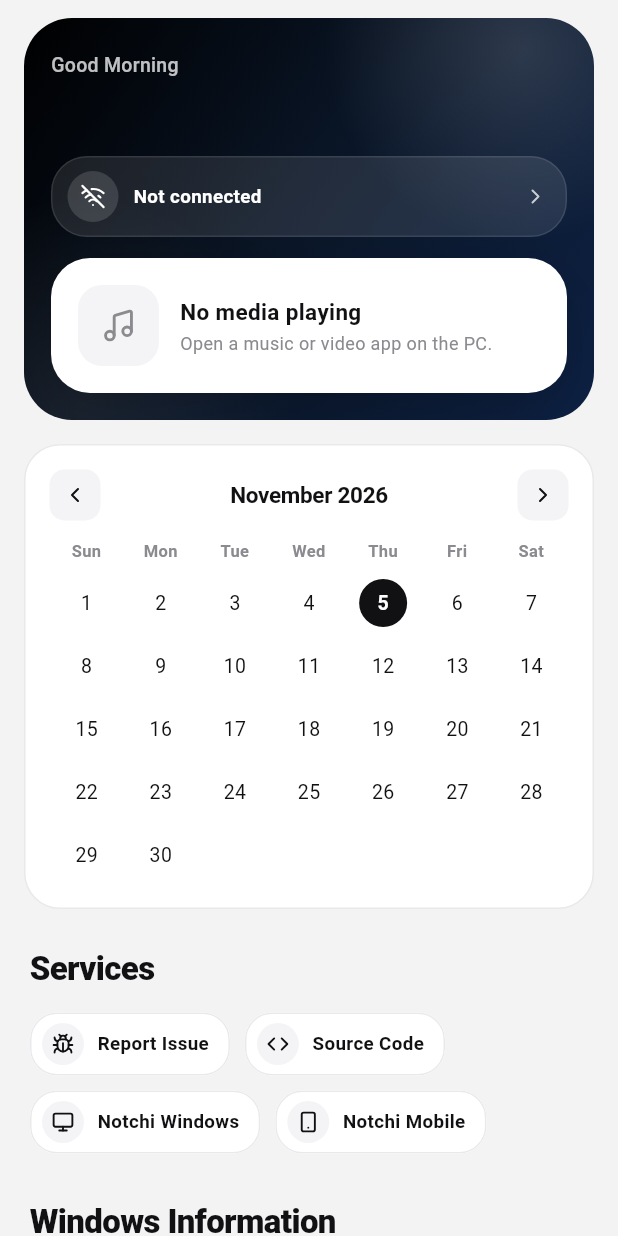
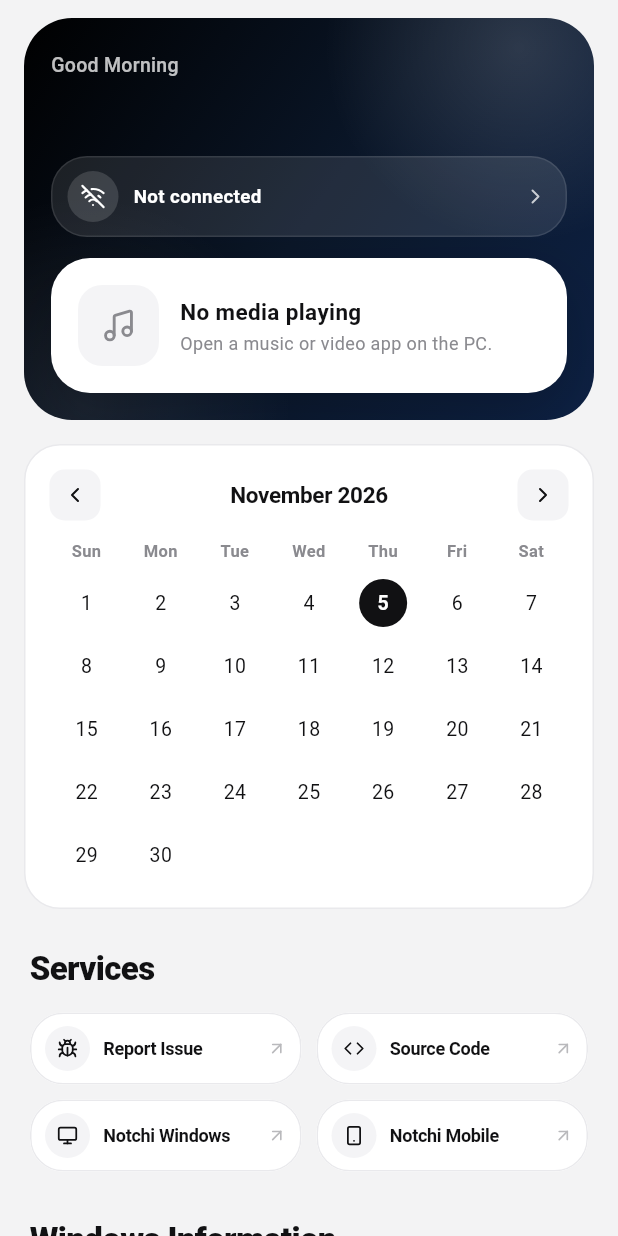
Before and after one commit to risuunava/notchi-mobile, a Flutter app: the _ConnectedHome widget shown alone on an empty page, opened directly with empty values, on a phone screen of 412 x 824 dp. Run offline on Flutter 3.47's test engine with Material 3 defaults, Android fonts, the phone set to English and light mode, and no system bars; our stand-ins replace device_info_plus, dio, file_picker, flutter_riverpod, flutter_secure_storage, font_awesome_flutter and 1 more; missing offline and left inert: mobile_scanner, receive_sharing_intent; accounts and stored records are empty; statements that could not run were skipped.

Commit message:
feat(home): use two-column services grid and note-aware status pill

```diff
--- a/lib/features/pairing/ui/home_screen.dart
+++ b/lib/features/pairing/ui/home_screen.dart
@@ -13,6 +13,7 @@ import '../../connection/state/connection_providers.dart';
 import '../../connection/state/connection_status.dart';
 import '../../media/state/media_controller.dart';
 import '../../media/ui/media_player_card.dart';
+import '../../shelf/model/shelf_item.dart';
 import '../../shelf/state/shelf_controller.dart';
 import '../../shell/state/shell_tab_controller.dart';
 import '../../status/ui/system_status_card.dart';
@@ -168,7 +169,7 @@ class _ConnectedHomeState extends ConsumerState<_ConnectedHome> {
   Widget build(BuildContext context) {
     final strings = AppStrings.of(context);
     final status = ref.watch(connectionControllerProvider);
-    final dropCount = ref.watch(shelfControllerProvider).history.length;
+    final history = ref.watch(shelfControllerProvider).history;
 
     return Column(
       crossAxisAlignment: CrossAxisAlignment.stretch,
@@ -180,10 +181,16 @@ class _ConnectedHomeState extends ConsumerState<_ConnectedHome> {
           child: _Header(
             session: widget.session,
             status: status,
-            dropCount: dropCount,
+            history: history,
             collapsed: _headerCollapsed,
-            onPillTap: () =>
-                ref.read(shellTabProvider.notifier).select(dropCount > 0 ? 1 : 3),
+            onPillTap: () {
+              if (history.isNotEmpty) {
+                final isNote = history.first.isText;
+                ref.read(shellTabProvider.notifier).select(isNote ? 2 : 1);
+              } else {
+                ref.read(shellTabProvider.notifier).select(3);
+              }
+            },
           ),
         ),
         Expanded(
@@ -204,17 +211,7 @@ class _ConnectedHomeState extends ConsumerState<_ConnectedHome> {
                     children: [
                       _SectionTitle(title: strings.servicesTitle),
                       const SizedBox(height: 14),
-                      Wrap(
-                        spacing: 10,
-                        runSpacing: 10,
-                        children: [
-                          for (final service in _services(strings))
-                            _ServiceChip(
-                              service: service,
-                              onTap: () => _openLink(context, service.url),
-                            ),
-                        ],
-                      ),
+                      _buildServicesGrid(context, strings),
                       const SizedBox(height: 30),
                       _SectionTitle(title: strings.windowsInfoTitle),
                       const SizedBox(height: 14),
@@ -237,6 +234,37 @@ class _ConnectedHomeState extends ConsumerState<_ConnectedHome> {
             ),
           ),
         ),
+      ],
+    );
+  }
+
+  Widget _buildServicesGrid(BuildContext context, AppStrings strings) {
+    final services = _services(strings);
+    return Column(
+      children: [
+        for (var i = 0; i < services.length; i += 2) ...[
+          if (i > 0) const SizedBox(height: 10),
+          Row(
+            children: [
+              Expanded(
+                child: _ServiceChip(
+                  service: services[i],
+                  onTap: () => _openLink(context, services[i].url),
+                ),
+              ),
+              const SizedBox(width: 10),
+              if (i + 1 < services.length)
+                Expanded(
+                  child: _ServiceChip(
+                    service: services[i + 1],
+                    onTap: () => _openLink(context, services[i + 1].url),
+                  ),
+                )
+              else
+                const Spacer(),
+            ],
+          ),
+        ],
       ],
     );
   }
@@ -293,14 +321,14 @@ class _Header extends ConsumerWidget {
   const _Header({
     required this.session,
     required this.status,
-    required this.dropCount,
+    required this.history,
     required this.collapsed,
     required this.onPillTap,
   });
 
   final SavedSession session;
   final ConnectionStatus status;
-  final int dropCount;
+  final List<ShelfHistoryEntry> history;
   final bool collapsed;
   final VoidCallback onPillTap;
 
@@ -438,7 +466,7 @@ class _Header extends ConsumerWidget {
                                     opacity: collapsed ? 0 : 1,
                                     duration: const Duration(milliseconds: 220),
                                     child: _StatusPill(
-                                      dropCount: dropCount,
+                                      history: history,
                                       status: status,
                                       strings: strings,
                                       onTap: onPillTap,
@@ -500,13 +528,13 @@ class _Glow extends StatelessWidget {
 
 class _StatusPill extends StatelessWidget {
   const _StatusPill({
-    required this.dropCount,
+    required this.history,
     required this.status,
     required this.strings,
     required this.onTap,
   });
 
-  final int dropCount;
+  final List<ShelfHistoryEntry> history;
   final ConnectionStatus status;
   final AppStrings strings;
   final VoidCallback onTap;
@@ -516,9 +544,17 @@ class _StatusPill extends StatelessWidget {
     final String label;
     final IconData pillIcon;
 
-    if (dropCount > 0) {
-      label = strings.dropShelfFiles(dropCount);
+    if (history.isNotEmpty) {
+      final latest = history.first;
+      if (latest.isText) {
+        final count = history.where((e) => e.isText).length;
+        label = strings.dropShelfNotes(count);
+        pillIcon = LucideIcons.stickyNote;
+      } else {
+        final count = history.where((e) => !e.isText).length;
+        label = strings.dropShelfFiles(count > 0 ? count : history.length);
         pillIcon = LucideIcons.folderClosed;
+      }
     } else if (status is ConnectionConnected) {
       label = strings.connectionOnline;
       pillIcon = LucideIcons.wifi;
@@ -1067,34 +1103,45 @@ class _ServiceChip extends StatelessWidget {
     return Material(
       color: AppColors.surface,
       shape: RoundedRectangleBorder(
-        borderRadius: BorderRadius.circular(18),
-        side: const BorderSide(color: AppColors.border),
+        borderRadius: BorderRadius.circular(22),
+        side: const BorderSide(color: AppColors.border, width: 1),
       ),
       clipBehavior: Clip.antiAlias,
       child: InkWell(
         onTap: onTap,
-        child: Padding(
-          padding: const EdgeInsets.fromLTRB(8, 7, 14, 7),
+        child: Container(
+          height: 48,
+          padding: const EdgeInsets.symmetric(horizontal: 10),
           child: Row(
-            mainAxisSize: MainAxisSize.min,
             children: [
               Container(
-                width: 28,
-                height: 28,
+                width: 30,
+                height: 30,
                 decoration: const BoxDecoration(
                   color: AppColors.soft,
                   shape: BoxShape.circle,
                 ),
-                child: Icon(service.icon, size: 15, color: AppColors.ink),
+                child: Icon(service.icon, size: 14, color: AppColors.ink),
               ),
               const SizedBox(width: 9),
-              Text(
+              Expanded(
+                child: Text(
                   service.label,
+                  maxLines: 1,
+                  overflow: TextOverflow.ellipsis,
                   style: const TextStyle(
                     color: AppColors.ink,
-                  fontSize: 12.5,
+                    fontSize: 12,
                     fontWeight: FontWeight.w600,
+                    letterSpacing: -0.2,
                   ),
+                ),
+              ),
+              const SizedBox(width: 4),
+              Icon(
+                LucideIcons.arrowUpRight,
+                size: 13,
+                color: AppColors.muted.withValues(alpha: 0.6),
               ),
             ],
           ),
@@ -1141,10 +1188,7 @@ class _PcInfoCard extends StatelessWidget {
           ),
           const SizedBox(width: 13),
           Expanded(
-            child: Column(
-              crossAxisAlignment: CrossAxisAlignment.start,
-              children: [
-                Text(
+            child: Text(
               strings.connectedTo(session.pcName),
               maxLines: 1,
               overflow: TextOverflow.ellipsis,
@@ -1153,13 +1197,6 @@ class _PcInfoCard extends StatelessWidget {
                 fontSize: 15,
                 fontWeight: FontWeight.w700,
               ),
-                ),
-                const SizedBox(height: 3),
-                Text(
-                  '${session.host}:${session.port}',
-                  style: const TextStyle(color: AppColors.muted, fontSize: 12),
-                ),
-              ],
             ),
           ),
           Container(
```
Also changed, not shown: 1 other file. Lines whose indentation alone changed are shown as unchanged.
